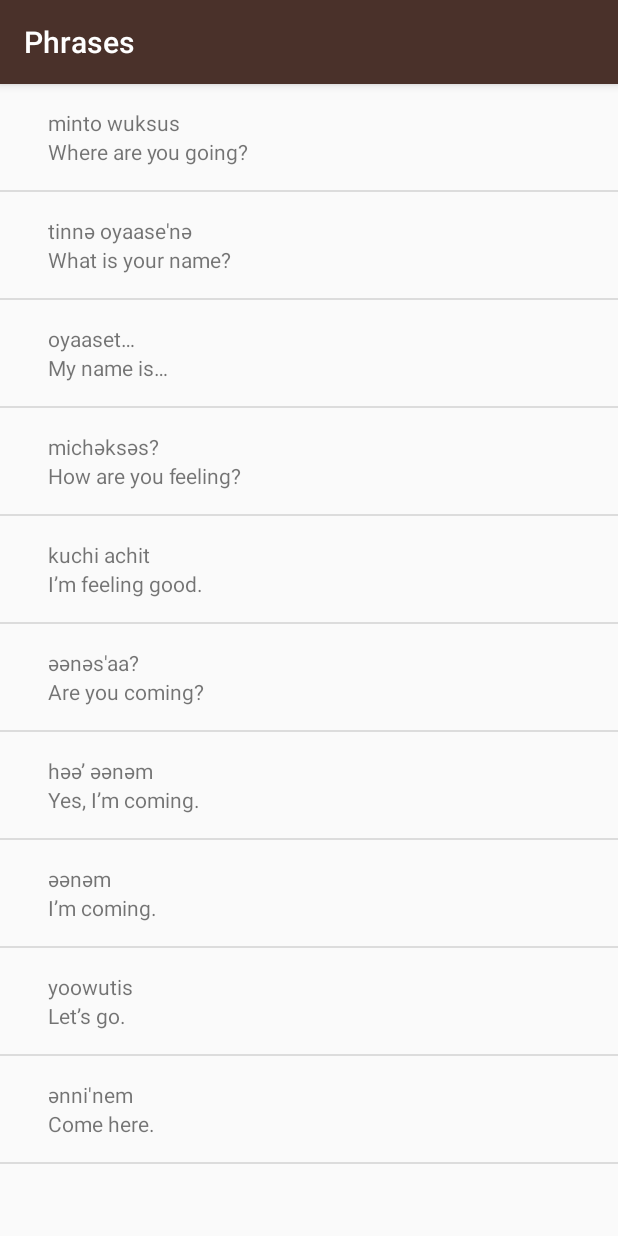
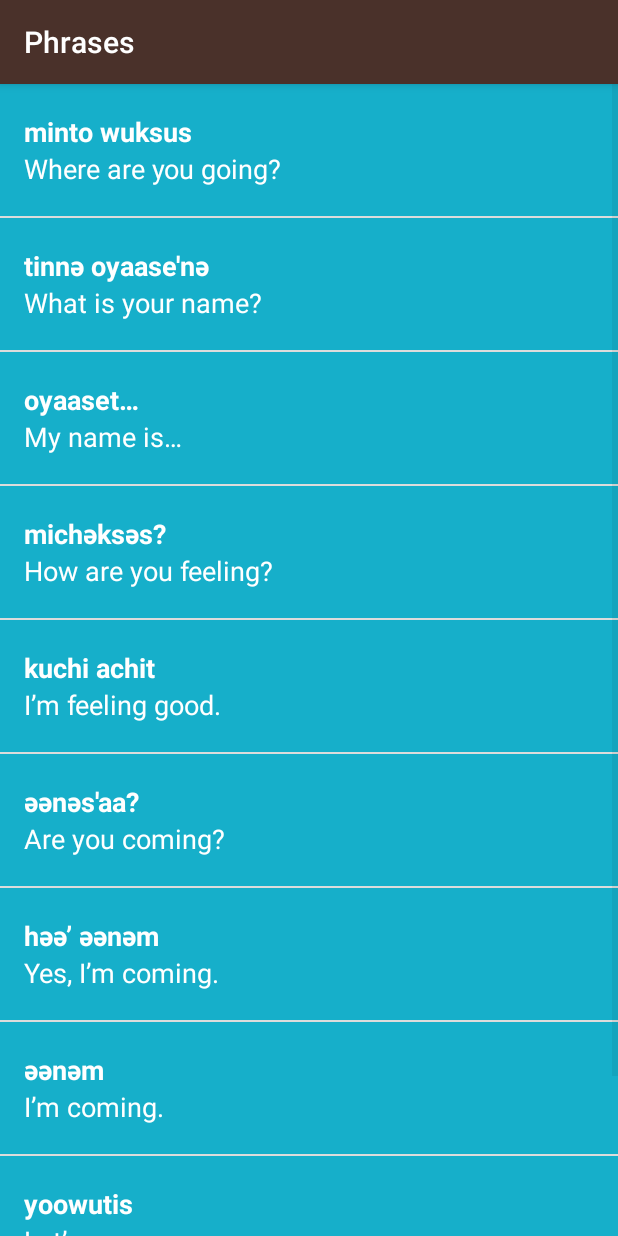
Before and after one commit to aheathwilliams/android-practice, an Android app: the PhrasesActivity screen opened directly, with no data from a screen before it, on a phone screen of 412 x 824 dp. Run offline under Robolectric (Android 15) with nearby library versions, the phone set to English and light mode, and no system bars.

Commit message:
Pretty colors and reformatted code

```diff
--- a/app/src/main/java/com/example/android/miwok/ColorsActivity.java
+++ b/app/src/main/java/com/example/android/miwok/ColorsActivity.java
@@ -21,11 +21,11 @@ public class ColorsActivity extends AppCompatActivity {
         TypedArray images = getResources().obtainTypedArray(R.array.image_colors);
 
 
-        for(int i = 0; i < defaultWords.length; i++) {
+        for (int i = 0; i < defaultWords.length; i++) {
             words.add(new Word(defaultWords[i], miwokWords[i], images.getResourceId(i, 0)));
         }
 
-        WordAdapter adapter = new WordAdapter(this, words);
+        WordAdapter adapter = new WordAdapter(this, words, R.color.category_colors);
         ListView listView = (ListView) findViewById(R.id.list);
         listView.setAdapter(adapter);
     }
--- a/app/src/main/java/com/example/android/miwok/FamilyActivity.java
+++ b/app/src/main/java/com/example/android/miwok/FamilyActivity.java
@@ -21,11 +21,11 @@ public class FamilyActivity extends AppCompatActivity {
         TypedArray images = getResources().obtainTypedArray(R.array.image_family);
 
 
-        for(int i = 0; i < defaultWords.length; i++) {
+        for (int i = 0; i < defaultWords.length; i++) {
             words.add(new Word(defaultWords[i], miwokWords[i], images.getResourceId(i, 0)));
         }
 
-        WordAdapter adapter = new WordAdapter(this, words);
+        WordAdapter adapter = new WordAdapter(this, words, R.color.category_family);
         ListView listView = (ListView) findViewById(R.id.list);
         listView.setAdapter(adapter);
     }
--- a/app/src/main/java/com/example/android/miwok/MainActivity.java
+++ b/app/src/main/java/com/example/android/miwok/MainActivity.java
@@ -49,7 +49,7 @@ public class MainActivity extends AppCompatActivity {
         });
 
         TextView colors = (TextView) findViewById(R.id.colors);
-        colors.setOnClickListener(new View.OnClickListener(){
+        colors.setOnClickListener(new View.OnClickListener() {
             @Override
             public void onClick(View view) {
                 Intent colorsIntent = new Intent(MainActivity.this, ColorsActivity.class);
@@ -58,7 +58,7 @@ public class MainActivity extends AppCompatActivity {
         });
 
         TextView phrases = (TextView) findViewById(R.id.phrases);
-        phrases.setOnClickListener(new View.OnClickListener(){
+        phrases.setOnClickListener(new View.OnClickListener() {
             @Override
             public void onClick(View view) {
                 Intent phrasesIntent = new Intent(MainActivity.this, PhrasesActivity.class);
--- a/app/src/main/java/com/example/android/miwok/NumbersActivity.java
+++ b/app/src/main/java/com/example/android/miwok/NumbersActivity.java
@@ -21,11 +21,11 @@ public class NumbersActivity extends AppCompatActivity {
         String[] miwokWords = getResources().getStringArray(R.array.miwok_numbers);
         TypedArray images = getResources().obtainTypedArray(R.array.image_numbers);
 
-        for(int i = 0; i < defaultWords.length; i++) {
+        for (int i = 0; i < defaultWords.length; i++) {
             words.add(new Word(defaultWords[i], miwokWords[i], images.getResourceId(i, 0)));
         }
 
-        WordAdapter adapter = new WordAdapter(this, words);
+        WordAdapter adapter = new WordAdapter(this, words, R.color.category_numbers);
         ListView listView = (ListView) findViewById(R.id.list);
         listView.setAdapter(adapter);
     }
--- a/app/src/main/java/com/example/android/miwok/PhrasesActivity.java
+++ b/app/src/main/java/com/example/android/miwok/PhrasesActivity.java
@@ -18,10 +18,10 @@ public class PhrasesActivity extends AppCompatActivity {
         String[] defaultWords = getResources().getStringArray(R.array.default_phrases);
         String[] miwokWords = getResources().getStringArray(R.array.miwok_phrases);
 
-        for(int i = 0; i < defaultWords.length; i++)
+        for (int i = 0; i < defaultWords.length; i++)
             words.add(new Word(defaultWords[i], miwokWords[i]));
 
-        WordAdapter adapter = new WordAdapter(this, words);
+        WordAdapter adapter = new WordAdapter(this, words, R.color.category_phrases);
         ListView listView = (ListView) findViewById(R.id.list);
         listView.setAdapter(adapter);
     }
--- a/app/src/main/java/com/example/android/miwok/WordAdapter.java
+++ b/app/src/main/java/com/example/android/miwok/WordAdapter.java
@@ -3,11 +3,13 @@ package com.example.android.miwok;
 import android.content.Context;
 import android.support.annotation.NonNull;
 import android.support.annotation.Nullable;
+import android.support.v4.content.ContextCompat;
 import android.view.LayoutInflater;
 import android.view.View;
 import android.view.ViewGroup;
 import android.widget.ArrayAdapter;
 import android.widget.ImageView;
+import android.widget.LinearLayout;
 import android.widget.TextView;
 
 import java.util.ArrayList;
@@ -17,8 +19,12 @@ import java.util.ArrayList;
  */
 
 public class WordAdapter extends ArrayAdapter<Word> {
-    public WordAdapter(@NonNull Context context, ArrayList<Word> words) {
+
+    private int colorResourceId;
+
+    public WordAdapter(@NonNull Context context, ArrayList<Word> words, int newColor) {
         super(context, 0, words);
+        colorResourceId = newColor;
     }
 
     @NonNull
@@ -35,8 +41,8 @@ public class WordAdapter extends ArrayAdapter<Word> {
         ImageView imageView = (ImageView) listItemView.findViewById(R.id.image_view);
         if (currentWord.getImageResourceId() == 0)
             imageView.setVisibility(View.GONE);
-        else
-            imageView.setImageResource(currentWord.getImageResourceId());
+
+        imageView.setImageResource(currentWord.getImageResourceId());
 
         TextView miwokTextView = (TextView) listItemView.findViewById(R.id.miwok_text_view);
         miwokTextView.setText(currentWord.getMiwokTranslation());
@@ -44,6 +50,10 @@ public class WordAdapter extends ArrayAdapter<Word> {
         TextView defaultTextView = (TextView) listItemView.findViewById(R.id.default_text_view);
         defaultTextView.setText(currentWord.getDefaultTranslation());
 
+        LinearLayout textContainer = (LinearLayout) listItemView.findViewById(R.id.text_container);
+        int color = ContextCompat.getColor(getContext(), colorResourceId);
+        textContainer.setBackgroundColor(color);
+
         return listItemView;
     }
 }
--- a/app/src/main/res/layout/activity_main.xml
+++ b/app/src/main/res/layout/activity_main.xml
@@ -1,5 +1,4 @@
-<?xml version="1.0" encoding="utf-8"?>
-<!-- Copyright (C) 2016 The Android Open Source Project
+<?xml version="1.0" encoding="utf-8"?><!-- Copyright (C) 2016 The Android Open Source Project
 
      Licensed under the Apache License, Version 2.0 (the "License");
      you may not use this file except in compliance with the License.
@@ -13,8 +12,7 @@
      See the License for the specific language governing permissions and
      limitations under the License.
 -->
-<LinearLayout
-    xmlns:android="http://schemas.android.com/apk/res/android"
+<LinearLayout xmlns:android="http://schemas.android.com/apk/res/android"
     xmlns:tools="http://schemas.android.com/tools"
     android:layout_width="match_parent"
     android:layout_height="match_parent"
--- a/app/src/main/res/layout/list_item.xml
+++ b/app/src/main/res/layout/list_item.xml
@@ -2,30 +2,32 @@
 <LinearLayout xmlns:android="http://schemas.android.com/apk/res/android"
     xmlns:tools="http://schemas.android.com/tools"
     android:layout_width="match_parent"
-    android:layout_height="match_parent"
-    android:orientation="horizontal"
-    android:padding="16dp">
+    android:layout_height="88dp"
+    android:background="@color/tan_background"
+    android:orientation="horizontal">
 
     <ImageView
-        android:layout_width="wrap_content"
-        android:layout_height="wrap_content"
-        android:src="@mipmap/ic_launcher"
-        android:id="@+id/image_view" />
+        android:id="@+id/image_view"
+        android:layout_width="88dp"
+        android:layout_height="88dp"
+        android:src="@mipmap/ic_launcher" />
 
     <LinearLayout
+        android:id="@+id/text_container"
         android:layout_width="match_parent"
         android:layout_height="match_parent"
-        android:orientation="vertical"
-        android:paddingLeft="16dp">
+        android:orientation="vertical">
 
         <TextView
             android:id="@+id/miwok_text_view"
+            style="@style/MiwokWordStyle"
             android:layout_width="match_parent"
             android:layout_height="wrap_content"
             tools:text="Miwok Word" />
 
         <TextView
             android:id="@+id/default_text_view"
+            style="@style/DefaultWordStyle"
             android:layout_width="match_parent"
             android:layout_height="wrap_content"
             tools:text="English Word" />
--- a/app/src/main/res/layout/word_list.xml
+++ b/app/src/main/res/layout/word_list.xml
@@ -4,4 +4,4 @@
     android:id="@+id/list"
     android:layout_width="match_parent"
     android:layout_height="match_parent"
-    tools:context="com.example.android.miwok.NumbersActivity"/>
+    tools:context="com.example.android.miwok.NumbersActivity" />
--- a/app/src/main/res/values/strings.xml
+++ b/app/src/main/res/values/strings.xml
@@ -28,47 +28,47 @@
     <!-- Category name for the vocabulary words for family members [CHAR LIMIT=20] -->
     <string name="category_family">Family Members</string>
 
-    <string translatable="false" name="miwok_one">lutti</string>
-    <string translatable="false" name="miwok_two">otiiko</string>
-    <string translatable="false" name="miwok_three">tolookosu</string>
-    <string translatable="false" name="miwok_four">oyyisa</string>
-    <string translatable="false" name="miwok_five">massokka</string>
-    <string translatable="false" name="miwok_six">temmokka</string>
-    <string translatable="false" name="miwok_seven">kenekaku</string>
-    <string translatable="false" name="miwok_eight">kawinta</string>
-    <string translatable="false" name="miwok_nine">wo’e</string>
-    <string translatable="false" name="miwok_ten">na’aacha</string>
+    <string name="miwok_one" translatable="false">lutti</string>
+    <string name="miwok_two" translatable="false">otiiko</string>
+    <string name="miwok_three" translatable="false">tolookosu</string>
+    <string name="miwok_four" translatable="false">oyyisa</string>
+    <string name="miwok_five" translatable="false">massokka</string>
+    <string name="miwok_six" translatable="false">temmokka</string>
+    <string name="miwok_seven" translatable="false">kenekaku</string>
+    <string name="miwok_eight" translatable="false">kawinta</string>
+    <string name="miwok_nine" translatable="false">wo’e</string>
+    <string name="miwok_ten" translatable="false">na’aacha</string>
 
-    <string translatable="false" name="miwok_father">әpә</string>
-    <string translatable="false" name="miwok_mother">әṭa</string>
-    <string translatable="false" name="miwok_son">angsi</string>
-    <string translatable="false" name="miwok_daughter">tune</string>
-    <string translatable="false" name="miwok_older_brother">taachi</string>
-    <string translatable="false" name="miwok_younger_brother">chalitti</string>
-    <string translatable="false" name="miwok_older_sister">teṭe</string>
-    <string translatable="false" name="miwok_younger_sister">kolliti</string>
-    <string translatable="false" name="miwok_grandmother">ama</string>
-    <string translatable="false" name="miwok_grandfather">paapa</string>
+    <string name="miwok_father" translatable="false">әpә</string>
+    <string name="miwok_mother" translatable="false">әṭa</string>
+    <string name="miwok_son" translatable="false">angsi</string>
+    <string name="miwok_daughter" translatable="false">tune</string>
+    <string name="miwok_older_brother" translatable="false">taachi</string>
+    <string name="miwok_younger_brother" translatable="false">chalitti</string>
+    <string name="miwok_older_sister" translatable="false">teṭe</string>
+    <string name="miwok_younger_sister" translatable="false">kolliti</string>
+    <string name="miwok_grandmother" translatable="false">ama</string>
+    <string name="miwok_grandfather" translatable="false">paapa</string>
 
-    <string translatable="false" name="miwok_red">weṭeṭṭi</string>
-    <string translatable="false" name="miwok_green">chokokki</string>
-    <string translatable="false" name="miwok_brown">ṭakaakki</string>
-    <string translatable="false" name="miwok_gray">ṭopoppi</string>
-    <string translatable="false" name="miwok_black">kululli</string>
-    <string translatable="false" name="miwok_white">kelelli</string>
-    <string translatable="false" name="miwok_dusty_yellow">ṭopiisә</string>
-    <string translatable="false" name="miwok_mustard_yellow">chiwiiṭә</string>
+    <string name="miwok_red" translatable="false">weṭeṭṭi</string>
+    <string name="miwok_green" translatable="false">chokokki</string>
+    <string name="miwok_brown" translatable="false">ṭakaakki</string>
+    <string name="miwok_gray" translatable="false">ṭopoppi</string>
+    <string name="miwok_black" translatable="false">kululli</string>
+    <string name="miwok_white" translatable="false">kelelli</string>
+    <string name="miwok_dusty_yellow" translatable="false">ṭopiisә</string>
+    <string name="miwok_mustard_yellow" translatable="false">chiwiiṭә</string>
 
-    <string translatable="false" name="miwok_phrase1">minto wuksus</string>
-    <string translatable="false" name="miwok_phrase2">tinnә oyaase\'nә</string>
-    <string translatable="false" name="miwok_phrase3">oyaaset…</string>
-    <string translatable="false" name="miwok_phrase4">michәksәs?</string>
-    <string translatable="false" name="miwok_phrase5">kuchi achit</string>
-    <string translatable="false" name="miwok_phrase6">әәnәs\'aa?</string>
-    <string translatable="false" name="miwok_phrase7">hәә’ әәnәm</string>
-    <string translatable="false" name="miwok_phrase8">әәnәm</string>
-    <string translatable="false" name="miwok_phrase9">yoowutis</string>
-    <string translatable="false" name="miwok_phrase10">әnni\'nem</string>
+    <string name="miwok_phrase1" translatable="false">minto wuksus</string>
+    <string name="miwok_phrase2" translatable="false">tinnә oyaase\'nә</string>
+    <string name="miwok_phrase3" translatable="false">oyaaset…</string>
+    <string name="miwok_phrase4" translatable="false">michәksәs?</string>
+    <string name="miwok_phrase5" translatable="false">kuchi achit</string>
+    <string name="miwok_phrase6" translatable="false">әәnәs\'aa?</string>
+    <string name="miwok_phrase7" translatable="false">hәә’ әәnәm</string>
+    <string name="miwok_phrase8" translatable="false">әәnәm</string>
+    <string name="miwok_phrase9" translatable="false">yoowutis</string>
+    <string name="miwok_phrase10" translatable="false">әnni\'nem</string>
 
     <!-- MIWOK TRANSLATION WORDS -->
     <string name="default_one">one</string>
--- a/app/src/main/res/values/styles.xml
+++ b/app/src/main/res/values/styles.xml
@@ -28,6 +28,41 @@
         <item name="android:padding">16dp</item>
         <item name="android:textColor">@android:color/white</item>
         <item name="android:textStyle">bold</item>
+        <item name="android:textSize">18sp</item>
+        <item name="android:textAppearance">?android:textAppearanceMedium</item>
+    </style>
+
+    <style name="MiwokWordStyle">
+        <item name="android:layout_width">match_parent</item>
+        <item name="android:layout_height">44dp</item>
+        <item name="android:gravity">bottom</item>
+        <item name="android:layout_weight">1</item>
+        <item name="android:baselineAligned">false</item>
+        <item name="android:textColor">@android:color/white</item>
+        <item name="android:paddingLeft">16sp</item>
+        <item name="android:textStyle">bold</item>
+        <item name="android:textSize">18sp</item>
+        <item name="android:textAppearance">?android:textAppearanceMedium</item>
+    </style>
+
+    <style name="DefaultWordStyle">
+        <item name="android:layout_width">match_parent</item>
+        <item name="android:layout_height">44dp</item>
+        <item name="android:gravity">top</item>
+        <item name="android:layout_weight">1</item>
+        <item name="android:textSize">18sp</item>
+        <item name="android:paddingLeft">16sp</item>
+        <item name="android:textColor">@android:color/white</item>
+        <item name="android:textAppearance">?android:textAppearanceMedium</item>
+    </style>
+
+    <style name="ListPageStyle">
+        <item name="android:layout_width">match_parent</item>
+        <item name="android:layout_height">@dimen/list_item_height</item>
+        <item name="android:gravity">center_vertical</item>
+        <item name="android:padding">16dp</item>
+        <item name="android:textColor">@android:color/white</item>
+        <item name="android:textStyle">bold</item>
         <item name="android:textAppearance">?android:textAppearanceMedium</item>
     </style>
 </resources>
```
